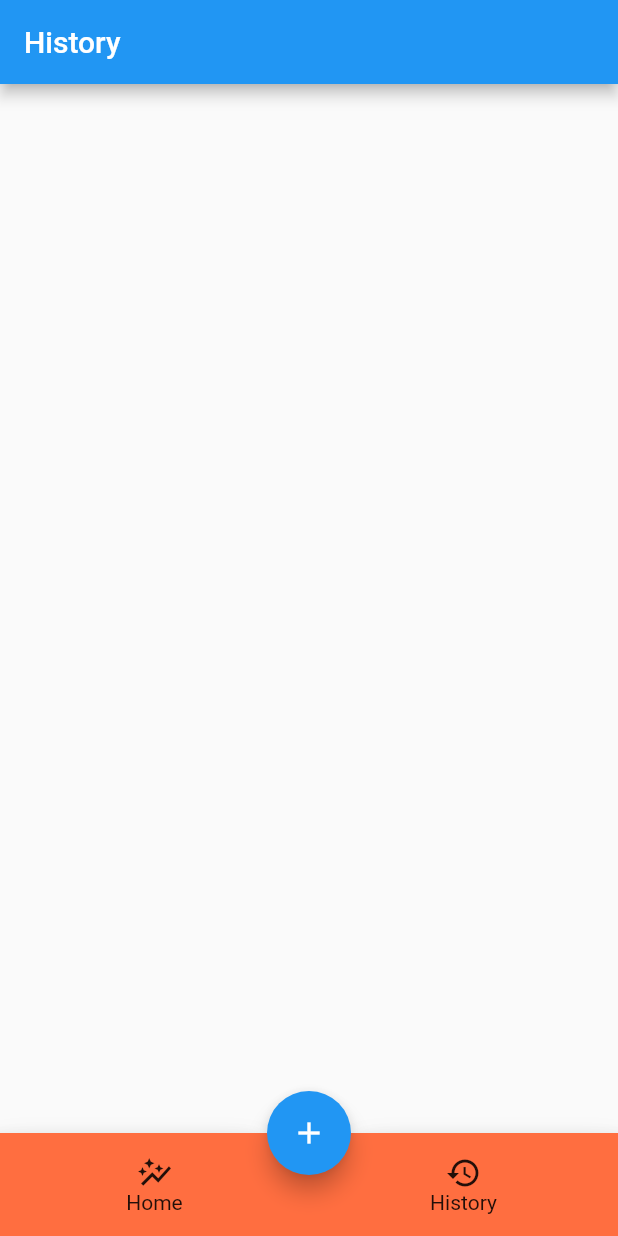
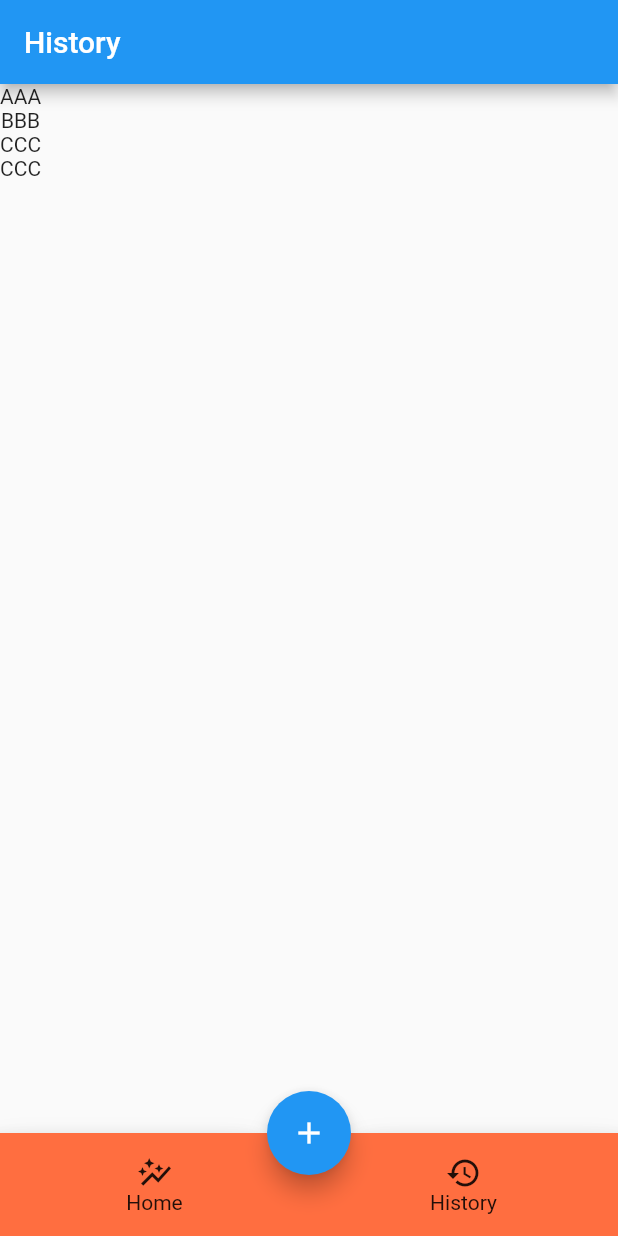
Before and after one commit to ozkayas/weight-tracker, a Flutter app: the screen it shows after launch, after a tap on "History", after a tap on the "add" icon, on a phone screen of 412 x 824 dp. Run offline on Flutter 3.47's test engine with Material 2 defaults, Android fonts, the phone set to English and light mode, and no system bars; our stand-ins replace freezed_annotation, get.

Commit message:
Add getx controller

```diff
--- a/lib/main.dart
+++ b/lib/main.dart
@@ -1,5 +1,6 @@
 import 'package:flutter/material.dart';
-import 'package:weight_tracker/screens/home_page.dart';
+import 'package:get/get_navigation/src/root/get_material_app.dart';
+import 'package:weight_tracker/views/home_page.dart';
 
 void main() {
   runApp(MyApp());
@@ -9,7 +10,7 @@ class MyApp extends StatelessWidget {
   // This widget is the root of your application.
   @override
   Widget build(BuildContext context) {
-    return MaterialApp(
+    return GetMaterialApp(
       title: 'Flutter Demo',
       theme: ThemeData(
         primarySwatch: Colors.blue,
--- /dev/null
+++ b/lib/viewmodels/controller.dart
@@ -0,0 +1,14 @@
+import 'package:get/get.dart';
+import 'package:weight_tracker/models/record.dart';
+
+class Controller extends GetxController {
+  var records = <Record>[
+    Record(dateTime: DateTime.now(), weight: 10.0, note: 'AAA'),
+    Record(dateTime: DateTime.now(), weight: 20.0, note: 'BBB'),
+    Record(dateTime: DateTime.now(), weight: 30.0, note: 'CCC'),
+  ].obs;
+
+  void addRecord(Record record) {
+    records.add(record);
+  }
+}
--- a/lib/screens/graph.dart
+++ b/lib/views/graph.dart
@@ -1,4 +1,7 @@
 import 'package:flutter/material.dart';
+import 'package:get/get.dart';
+//import 'package:get/get_state_manager/src/rx_flutter/rx_obx_widget.dart';
+import 'package:weight_tracker/viewmodels/controller.dart';
 
 class GraphScreen extends StatefulWidget {
   const GraphScreen({Key? key}) : super(key: key);
@@ -8,6 +11,8 @@ class GraphScreen extends StatefulWidget {
 }
 
 class _GraphScreenState extends State<GraphScreen> {
+  final Controller _controller = Get.find();
+
   @override
   Widget build(BuildContext context) {
     return Scaffold(
--- a/lib/screens/history.dart
+++ b/lib/views/history.dart
@@ -1,4 +1,7 @@
 import 'package:flutter/material.dart';
+import 'package:get/get_core/src/get_main.dart';
+import 'package:weight_tracker/viewmodels/controller.dart';
+import 'package:get/get.dart';
 
 class HistoryScreen extends StatefulWidget {
   const HistoryScreen({Key? key}) : super(key: key);
@@ -8,10 +11,17 @@ class HistoryScreen extends StatefulWidget {
 }
 
 class _HistoryScreenState extends State<HistoryScreen> {
+  final Controller _controller = Get.find();
+
   @override
   Widget build(BuildContext context) {
     return Scaffold(
       appBar: AppBar(title: Text('History')),
+      body: Obx(() => Column(
+            children: _controller.records
+                .map((record) => Text(record.note ?? ""))
+                .toList(),
+          )),
     );
   }
 }
--- a/lib/screens/home_page.dart
+++ b/lib/views/home_page.dart
@@ -1,7 +1,9 @@
 import 'package:flutter/material.dart';
 import 'package:get/get.dart';
-import 'package:weight_tracker/screens/graph.dart';
-import 'package:weight_tracker/screens/history.dart';
+import 'package:weight_tracker/models/record.dart';
+import 'package:weight_tracker/viewmodels/controller.dart';
+import 'package:weight_tracker/views/graph.dart';
+import 'package:weight_tracker/views/history.dart';
 
 class HomePage extends StatefulWidget {
   const HomePage({Key? key}) : super(key: key);
@@ -15,6 +17,7 @@ class _HomePageState extends State<HomePage> {
   final List<Widget> screens = [GraphScreen(), HistoryScreen()];
   Widget currentScreen = GraphScreen();
   final PageStorageBucket bucket = PageStorageBucket();
+  final Controller _controller = Get.put(Controller());
 
   @override
   Widget build(BuildContext context) {
@@ -24,7 +27,10 @@ class _HomePageState extends State<HomePage> {
         child: currentScreen,
       ),
       floatingActionButton: FloatingActionButton(
-        onPressed: () {},
+        onPressed: () {
+          _controller.addRecord(
+              Record(dateTime: DateTime.now(), weight: 30.0, note: 'CCC'));
+        },
         child: Icon(Icons.add),
       ),
       floatingActionButtonLocation: FloatingActionButtonLocation.centerDocked,
```
